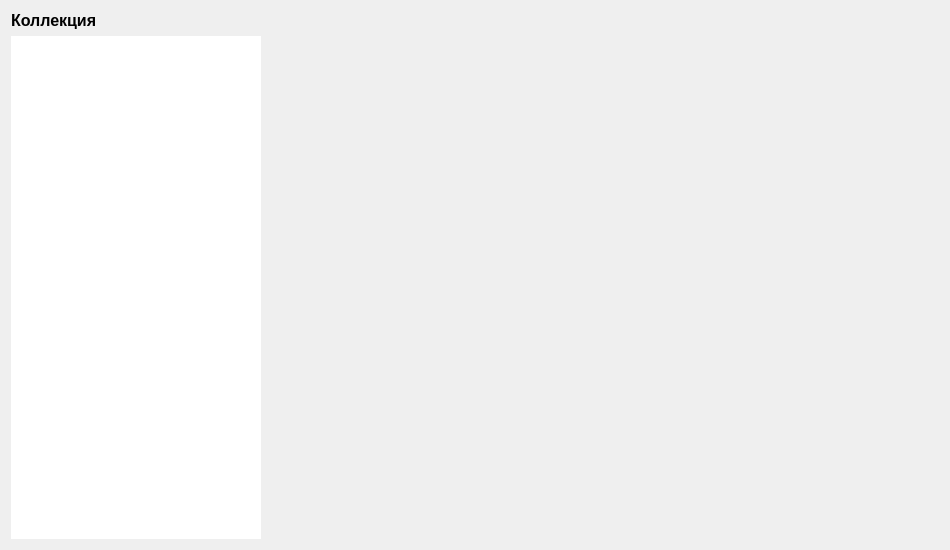
Qt form sem5/supergames-qt/usercollectiondialog.ui (faurkonig/i-love-karpov) before a commit.
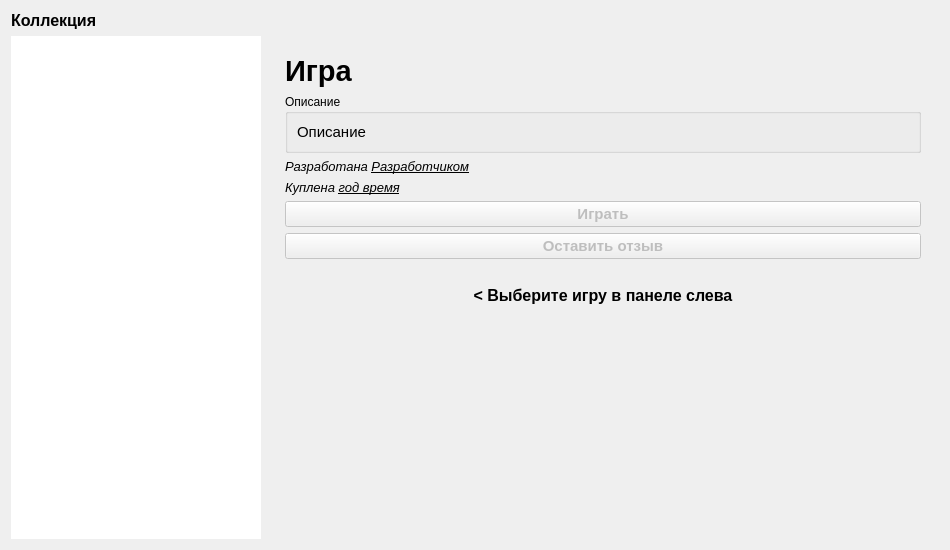
The same form after that commit.

Diff of the .ui file:
```diff
--- a/sem5/supergames-qt/usercollectiondialog.ui
+++ b/sem5/supergames-qt/usercollectiondialog.ui
@@ -75,10 +75,157 @@
          <rect>
           <x>0</x>
           <y>0</y>
-          <width>674</width>
-          <height>494</height>
+          <width>660</width>
+          <height>526</height>
          </rect>
         </property>
+        <layout class="QVBoxLayout" name="verticalLayout_3">
+         <item>
+          <widget class="QWidget" name="gameBlock" native="true">
+           <layout class="QVBoxLayout" name="verticalLayout_4">
+            <item>
+             <widget class="QLabel" name="gameTitle">
+              <property name="font">
+               <font>
+                <pointsize>22</pointsize>
+                <bold>true</bold>
+               </font>
+              </property>
+              <property name="text">
+               <string>Игра</string>
+              </property>
+              <property name="margin">
+               <number>6</number>
+              </property>
+             </widget>
+            </item>
+            <item>
+             <widget class="QGroupBox" name="descriptionBox">
+              <property name="title">
+               <string>Описание</string>
+              </property>
+              <layout class="QVBoxLayout" name="verticalLayout_2">
+               <item>
+                <widget class="QLabel" name="descriptionLabel">
+                 <property name="font">
+                  <font>
+                   <pointsize>11</pointsize>
+                  </font>
+                 </property>
+                 <property name="text">
+                  <string>Описание</string>
+                 </property>
+                 <property name="wordWrap">
+                  <bool>true</bool>
+                 </property>
+                </widget>
+               </item>
+              </layout>
+             </widget>
+            </item>
+            <item>
+             <widget class="QLabel" name="devNameLabel">
+              <property name="font">
+               <font>
+                <pointsize>10</pointsize>
+                <italic>true</italic>
+               </font>
+              </property>
+              <property name="text">
+               <string>Разработана &lt;u&gt;Разработчиком&lt;/u&gt;</string>
+              </property>
+              <property name="wordWrap">
+               <bool>true</bool>
+              </property>
+             </widget>
+            </item>
+            <item>
+             <widget class="QLabel" name="dateLabel">
+              <property name="font">
+               <font>
+                <pointsize>10</pointsize>
+                <italic>true</italic>
+               </font>
+              </property>
+              <property name="text">
+               <string>Куплена &lt;u&gt;год время&lt;/u&gt;</string>
+              </property>
+             </widget>
+            </item>
+            <item>
+             <widget class="QPushButton" name="playButton">
+              <property name="enabled">
+               <bool>false</bool>
+              </property>
+              <property name="font">
+               <font>
+                <pointsize>11</pointsize>
+                <bold>true</bold>
+               </font>
+              </property>
+              <property name="text">
+               <string>Играть</string>
+              </property>
+             </widget>
+            </item>
+            <item>
+             <widget class="QPushButton" name="reviewButton">
+              <property name="enabled">
+               <bool>false</bool>
+              </property>
+              <property name="font">
+               <font>
+                <pointsize>11</pointsize>
+                <bold>true</bold>
+               </font>
+              </property>
+              <property name="text">
+               <string>Оставить отзыв</string>
+              </property>
+             </widget>
+            </item>
+           </layout>
+          </widget>
+         </item>
+         <item>
+          <widget class="QLabel" name="noSelectionLabel">
+           <property name="sizePolicy">
+            <sizepolicy hsizetype="Preferred" vsizetype="Expanding">
+             <horstretch>0</horstretch>
+             <verstretch>0</verstretch>
+            </sizepolicy>
+           </property>
+           <property name="font">
+            <font>
+             <pointsize>12</pointsize>
+             <bold>true</bold>
+            </font>
+           </property>
+           <property name="text">
+            <string>&lt; Выберите игру в панеле слева</string>
+           </property>
+           <property name="alignment">
+            <set>Qt::AlignCenter</set>
+           </property>
+           <property name="wordWrap">
+            <bool>true</bool>
+           </property>
+          </widget>
+         </item>
+         <item>
+          <spacer name="verticalSpacer">
+           <property name="orientation">
+            <enum>Qt::Vertical</enum>
+           </property>
+           <property name="sizeHint" stdset="0">
+            <size>
+             <width>20</width>
+             <height>212</height>
+            </size>
+           </property>
+          </spacer>
+         </item>
+        </layout>
        </widget>
       </widget>
      </item>
```
Left out of the diff: 2 changed lines with no effect on the pictures.
